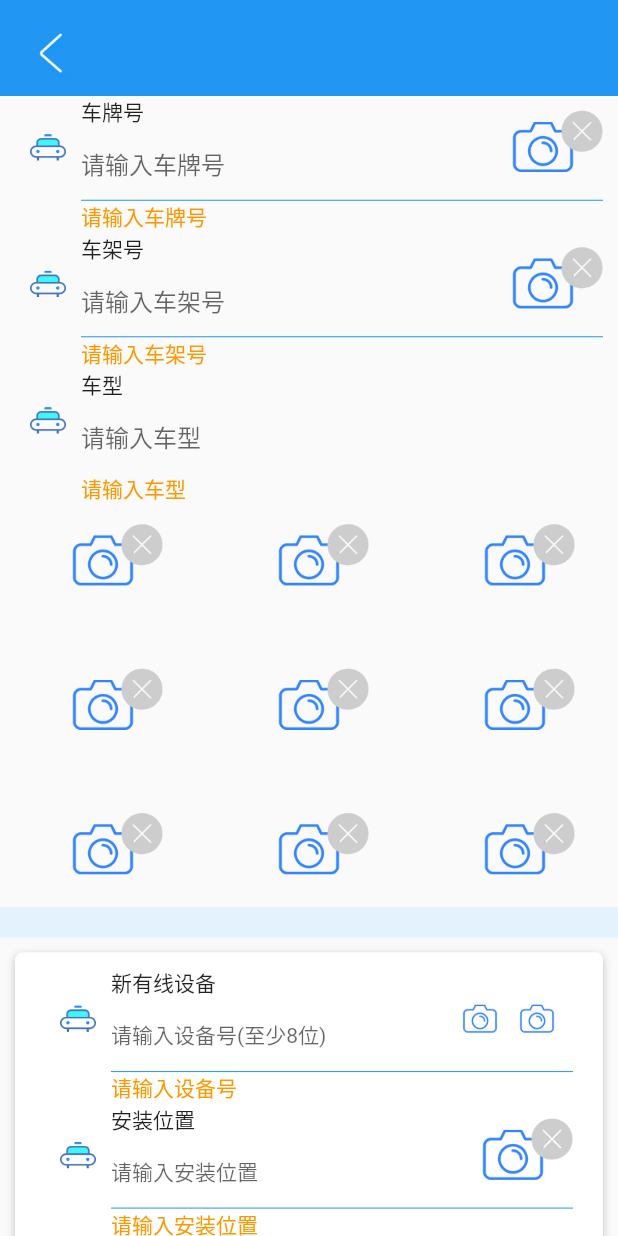
After one commit to cookiemouse/dispatch_flutter, a Flutter app: the StartPage screen opened by its route, after a tap on an icon or button, on a phone screen of 412 x 824 dp. The commit adds this screen. Run offline on Flutter 3.47's test engine with Material 2 defaults, Android fonts, the phone set to English and light mode, and no system bars.

Commit message:
添加InstallPage

```diff
--- a/lib/main.dart
+++ b/lib/main.dart
@@ -7,6 +7,7 @@ import 'pages/ModifyPasswordPage.dart';
 import 'pages/StartPage.dart';
 import 'pages/ChoiceWorkerPage.dart';
 import 'pages/StatisticsPage.dart';
+import 'pages/InstallPage.dart';
 
 ManagerHomePage _mManagerHomePage = new ManagerHomePage(page: 0,);
 WorkerHomePage _mWorkerHomePage = new WorkerHomePage(page: 0,);
@@ -23,6 +24,7 @@ void main() => runApp(new MaterialApp(
         '/start': (context) => new StartPage(),
         '/choiceworker': (context) => new ChoiceWorkerPage(),
         '/statistics': (context) => new StatisticsPage(isManager: false,),
+        '/install': (context) => new InstallPage(),
         '/test': (context) => new TestPage(),
       },
     ));
--- /dev/null
+++ b/lib/pages/InstallPage.dart
@@ -0,0 +1,562 @@
+import 'package:flutter/material.dart';
+import '../resources/ModuleDecoration.dart';
+import '../resources/ModuleBorder.dart';
+import '../widgets/ModuleTitleBack.dart';
+
+class InstallPage extends StatefulWidget {
+  @override
+  State createState() {
+    return new _InstallPageState();
+  }
+}
+
+class _InstallPageState extends State {
+  Widget carNo() {
+    return new Container(
+      padding: const EdgeInsets.only(left: 20.0, right: 10.0),
+      child: new Column(
+        children: <Widget>[
+          new Row(
+            children: <Widget>[
+              new Image.asset(
+                'images/module_all_icon_carno.png',
+                height: 24.0,
+                width: 24.0,
+              ),
+              new Expanded(
+                child: new Container(
+                  margin: const EdgeInsets.only(left: 10.0),
+                  child: new Column(
+                    children: <Widget>[
+                      new Align(
+                        child: new Text('车牌号'),
+                        alignment: Alignment.centerLeft,
+                      ),
+                      new Row(
+                        children: <Widget>[
+                          new Expanded(
+                            child: new TextField(
+                              decoration: new InputDecoration(
+                                  contentPadding: const EdgeInsets.only(
+                                      top: 1.0, bottom: 1.0),
+                                  labelStyle: new TextStyle(height: 0.0),
+                                  helperStyle: new TextStyle(height: 0.0),
+                                  hintText: '请输入车牌号',
+                                  border: InputBorder.none),
+                            ),
+                          ),
+                        ],
+                      ),
+                    ],
+                  ),
+                ),
+              ),
+              new Container(
+                child: new Stack(
+                  alignment: Alignment.topRight,
+                  children: <Widget>[
+                    new Image.asset(
+                      'images/mojule_all_icon_camera.png',
+                      height: 50.0,
+                      width: 80.0,
+                    ),
+                    new Image.asset(
+                      'images/module_install_pic_icon_delete.png',
+                      width: 28.0,
+                      height: 28.0,
+                    ),
+                  ],
+                ),
+              ),
+            ],
+          ),
+          new Container(
+            margin: const EdgeInsets.only(left: 34.0),
+            child: new Divider(
+              height: 1.0,
+              color: Colors.blue,
+            ),
+          ),
+          new Container(
+            margin: const EdgeInsets.only(left: 34.0),
+            child: new Align(
+              alignment: Alignment.centerLeft,
+              child: new Text(
+                '请输入车牌号',
+                style: new TextStyle(color: Colors.orange),
+              ),
+            ),
+          ),
+        ],
+      ),
+    );
+  }
+
+  Widget carFrame() {
+    return new Container(
+      padding: const EdgeInsets.only(left: 20.0, right: 10.0),
+      child: new Column(
+        children: <Widget>[
+          new Row(
+            children: <Widget>[
+              new Image.asset(
+                'images/module_all_icon_carno.png',
+                height: 24.0,
+                width: 24.0,
+              ),
+              new Expanded(
+                child: new Container(
+                  margin: const EdgeInsets.only(left: 10.0),
+                  child: new Column(
+                    children: <Widget>[
+                      new Align(
+                        child: new Text('车架号'),
+                        alignment: Alignment.centerLeft,
+                      ),
+                      new Row(
+                        children: <Widget>[
+                          new Expanded(
+                            child: new TextField(
+                              decoration: new InputDecoration(
+                                  contentPadding: const EdgeInsets.only(
+                                      top: 1.0, bottom: 1.0),
+                                  labelStyle: new TextStyle(height: 0.0),
+                                  helperStyle: new TextStyle(height: 0.0),
+                                  hintText: '请输入车架号',
+                                  border: InputBorder.none),
+                            ),
+                          ),
+                        ],
+                      ),
+                    ],
+                  ),
+                ),
+              ),
+              new Container(
+                child: new Stack(
+                  alignment: Alignment.topRight,
+                  children: <Widget>[
+                    new Image.asset(
+                      'images/mojule_all_icon_camera.png',
+                      height: 50.0,
+                      width: 80.0,
+                    ),
+                    new Image.asset(
+                      'images/module_install_pic_icon_delete.png',
+                      width: 28.0,
+                      height: 28.0,
+                    ),
+                  ],
+                ),
+              ),
+            ],
+          ),
+          new Container(
+            margin: const EdgeInsets.only(left: 34.0),
+            child: new Divider(
+              height: 1.0,
+              color: Colors.blue,
+            ),
+          ),
+          new Container(
+            margin: const EdgeInsets.only(left: 34.0),
+            child: new Align(
+              alignment: Alignment.centerLeft,
+              child: new Text(
+                '请输入车架号',
+                style: new TextStyle(color: Colors.orange),
+              ),
+            ),
+          ),
+        ],
+      ),
+    );
+  }
+
+  Widget carModel() {
+    return new Container(
+      padding: const EdgeInsets.only(left: 20.0, right: 10.0),
+      child: new Column(
+        children: <Widget>[
+          new Row(
+            children: <Widget>[
+              new Image.asset(
+                'images/module_all_icon_carno.png',
+                height: 24.0,
+                width: 24.0,
+              ),
+              new Expanded(
+                child: new Container(
+                  margin: const EdgeInsets.only(left: 10.0),
+                  child: new Column(
+                    children: <Widget>[
+                      new Align(
+                        child: new Text('车型'),
+                        alignment: Alignment.centerLeft,
+                      ),
+                      new Row(
+                        children: <Widget>[
+                          new Expanded(
+                            child: new TextField(
+                              decoration: new InputDecoration(
+                                  contentPadding: const EdgeInsets.only(
+                                      top: 1.0, bottom: 1.0),
+                                  labelStyle: new TextStyle(height: 0.0),
+                                  helperStyle: new TextStyle(height: 0.0),
+                                  hintText: '请输入车型',
+                                  border: InputBorder.none),
+                            ),
+                          ),
+                        ],
+                      ),
+                    ],
+                  ),
+                ),
+              ),
+            ],
+          ),
+          new Container(
+            margin: const EdgeInsets.only(left: 34.0),
+            child: new Align(
+              alignment: Alignment.centerLeft,
+              child: new Text(
+                '请输入车型',
+                style: new TextStyle(color: Colors.orange),
+              ),
+            ),
+          ),
+        ],
+      ),
+    );
+  }
+
+  Widget carPic() {
+    return new Container(
+      height: 300.0,
+      child: new GridView.builder(
+        itemCount: 9,
+        gridDelegate:
+            new SliverGridDelegateWithFixedCrossAxisCount(crossAxisCount: 3),
+        itemBuilder: (context, index) => new Center(
+              child: new Text('item $index'),
+            ),
+      ),
+    );
+  }
+
+  Widget makeItem(BuildContext context, int index) {
+    return new Container(
+      decoration: ModuleDecoration.itemRoundRectShadowDecoration(),
+      margin: const EdgeInsets.only(
+          left: 10.0, right: 10.0, top: 10.0, bottom: 40.0),
+      padding: const EdgeInsets.only(left: 20.0, right: 10.0),
+      child: new Column(
+        children: <Widget>[
+          new Row(
+            children: <Widget>[
+              new Image.asset(
+                'images/module_all_icon_carno.png',
+                height: 24.0,
+                width: 24.0,
+              ),
+              new Expanded(
+                child: new Container(
+                  margin: const EdgeInsets.only(left: 10.0),
+                  child: new Column(
+                    children: <Widget>[
+                      new Align(
+                        child: new Text('新有线设备'),
+                        alignment: Alignment.centerLeft,
+                      ),
+                      new Row(
+                        children: <Widget>[
+                          new Expanded(
+                            child: new TextField(
+                              decoration: new InputDecoration(
+                                  contentPadding: const EdgeInsets.only(
+                                      top: 1.0, bottom: 1.0),
+                                  hintText: '请输入设备号(至少8位)',
+                                  hintStyle: new TextStyle(fontSize: 14.0),
+                                  border: InputBorder.none),
+                            ),
+                          ),
+                        ],
+                      ),
+                    ],
+                  ),
+                ),
+              ),
+              new Container(
+                padding: const EdgeInsets.only(right: 10.0),
+                child: new Image.asset(
+                  'images/mojule_all_icon_camera.png',
+                  height: 28.0,
+                  width: 28.0,
+                ),
+              ),
+              new Container(
+                padding: const EdgeInsets.only(right: 10.0),
+                child: new Image.asset(
+                  'images/mojule_all_icon_camera.png',
+                  height: 28.0,
+                  width: 28.0,
+                ),
+              ),
+            ],
+          ),
+          new Container(
+            margin: const EdgeInsets.only(left: 34.0),
+            child: new Divider(
+              height: 1.0,
+              color: Colors.blue,
+            ),
+          ),
+          new Container(
+            margin: const EdgeInsets.only(left: 34.0),
+            child: new Align(
+              alignment: Alignment.centerLeft,
+              child: new Text(
+                '请输入设备号',
+                style: new TextStyle(color: Colors.orange),
+              ),
+            ),
+          ),
+          new Row(
+            children: <Widget>[
+              new Image.asset(
+                'images/module_all_icon_carno.png',
+                height: 24.0,
+                width: 24.0,
+              ),
+              new Expanded(
+                child: new Container(
+                  margin: const EdgeInsets.only(left: 10.0),
+                  child: new Column(
+                    children: <Widget>[
+                      new Align(
+                        child: new Text('安装位置'),
+                        alignment: Alignment.centerLeft,
+                      ),
+                      new Row(
+                        children: <Widget>[
+                          new Expanded(
+                            child: new TextField(
+                              decoration: new InputDecoration(
+                                  contentPadding: const EdgeInsets.only(
+                                      top: 1.0, bottom: 1.0),
+                                  hintText: '请输入安装位置',
+                                  hintStyle: new TextStyle(fontSize: 14.0),
+                                  border: InputBorder.none),
+                            ),
+                          ),
+                        ],
+                      ),
+                    ],
+                  ),
+                ),
+              ),
+              new Container(
+                child: new Stack(
+                  alignment: Alignment.topRight,
+                  children: <Widget>[
+                    new Image.asset(
+                      'images/mojule_all_icon_camera.png',
+                      height: 50.0,
+                      width: 80.0,
+                    ),
+                    new Image.asset(
+                      'images/module_install_pic_icon_delete.png',
+                      width: 28.0,
+                      height: 28.0,
+                    ),
+                  ],
+                ),
+              ),
+            ],
+          ),
+          new Container(
+            margin: const EdgeInsets.only(left: 34.0),
+            child: new Divider(
+              height: 1.0,
+              color: Colors.blue,
+            ),
+          ),
+          new Container(
+            margin: const EdgeInsets.only(left: 34.0),
+            child: new Align(
+              alignment: Alignment.centerLeft,
+              child: new Text(
+                '请输入安装位置',
+                style: new TextStyle(color: Colors.orange),
+              ),
+            ),
+          ),
+          new Row(
+            children: <Widget>[
+              new Image.asset(
+                'images/module_all_icon_carno.png',
+                height: 24.0,
+                width: 24.0,
+              ),
+              new Expanded(
+                child: new Container(
+                  margin: const EdgeInsets.only(left: 10.0),
+                  child: new Column(
+                    children: <Widget>[
+                      new Align(
+                        child: new Text('接线图'),
+                        alignment: Alignment.centerLeft,
+                      ),
+                      new Align(
+                        child: new Text(
+                          '请输入设备号',
+                          style: new TextStyle(color: Colors.orange),
+                        ),
+                        alignment: Alignment.centerLeft,
+                      ),
+                    ],
+                  ),
+                ),
+              ),
+              new Container(
+                child: new Stack(
+                  alignment: Alignment.topRight,
+                  children: <Widget>[
+                    new Image.asset(
+                      'images/mojule_all_icon_camera.png',
+                      height: 50.0,
+                      width: 80.0,
+                    ),
+                    new Image.asset(
+                      'images/module_install_pic_icon_delete.png',
+                      width: 28.0,
+                      height: 28.0,
+                    ),
+                  ],
+                ),
+              ),
+            ],
+          ),
+        ],
+      ),
+    );
+  }
+
+  @override
+  Widget build(BuildContext context) {
+    return new Scaffold(
+      body: new Column(
+        children: <Widget>[
+          new ModuleTitleBack(
+            color: Colors.blue,
+          ),
+//          new Expanded(child: carPic()),
+          new Expanded(
+            child: new CustomScrollView(
+              slivers: <Widget>[
+                //  车牌号
+                new SliverList(
+                  delegate: new SliverChildBuilderDelegate(
+                    (BuildContext context, int index) {
+                      return carNo();
+                    },
+                    childCount: 1,
+                  ),
+                ),
+
+                //  车架号
+                new SliverList(
+                  delegate: new SliverChildBuilderDelegate(
+                    (BuildContext context, int index) {
+                      return carFrame();
+                    },
+                    childCount: 1,
+                  ),
+                ),
+
+                //  车型
+                new SliverList(
+                  delegate: new SliverChildBuilderDelegate(
+                    (BuildContext context, int index) {
+                      return carModel();
+                    },
+                    childCount: 1,
+                  ),
+                ),
+
+                // 车辆图片
+                new SliverGrid(
+                  gridDelegate: new SliverGridDelegateWithMaxCrossAxisExtent(
+                    maxCrossAxisExtent: 160.0,
+                    mainAxisSpacing: 20.0,
+                    crossAxisSpacing: 0.0,
+                    childAspectRatio: 1.8,
+                  ),
+                  delegate: new SliverChildBuilderDelegate(
+                    (BuildContext context, int index) {
+                      return new Center(
+                          child: new Stack(
+                        alignment: Alignment.topRight,
+                        children: <Widget>[
+                          new Image.asset(
+                            'images/mojule_all_icon_camera.png',
+                            height: 50.0,
+                            width: 80.0,
+                          ),
+                          new Image.asset(
+                            'images/module_install_pic_icon_delete.png',
+                            width: 28.0,
+                            height: 28.0,
+                          ),
+                        ],
+                      ));
+                    },
+                    childCount: 9,
+                  ),
+                ),
+
+                //  分割线
+                new SliverList(
+                  delegate: new SliverChildBuilderDelegate(
+                    (BuildContext context, int index) {
+                      return Container(
+                        height: 20.0,
+                        color: Colors.blue[50],
+                      );
+                    },
+                    childCount: 1,
+                  ),
+                ),
+
+                //  设备列表
+                new SliverList(
+                  delegate:
+                      new SliverChildBuilderDelegate(makeItem, childCount: 5),
+                ),
+
+                //  按钮
+                new SliverList(
+                  delegate: new SliverChildBuilderDelegate(
+                    (BuildContext context, int index) {
+                      return new Container(
+                        height: 45.0,
+                        margin: const EdgeInsets.only(left: 90.0, right: 90.0, top: 20.0, bottom: 60.0),
+                        child: new RaisedButton(
+                          color: Colors.blue[400],
+                          child: new Text('保存', style: new TextStyle(color: Colors.white),),
+                          shape: ModuleBorder.buttonRoundBorder(),
+                          onPressed: () {},
+                        ),
+                      );
+                    },
+                    childCount: 1,
+                  ),
+                ),
+              ],
+            ),
+          ),
+        ],
+      ),
+    );
+  }
+}
--- a/lib/pages/StartPage.dart
+++ b/lib/pages/StartPage.dart
@@ -1,6 +1,7 @@
 import 'package:flutter/material.dart';
 import '../widgets/ModuleTitleBack.dart';
 import '../resources/ModuleDecoration.dart';
+import '../resources/ModuleBorder.dart';
 
 class StartPage extends StatefulWidget {
   @override
@@ -11,7 +12,8 @@ class StartPage extends StatefulWidget {
 
 class _StartPageState extends State<StartPage> {
   Widget makeItem(BuildContext context, int index) {
-    Widget item = new Container(
+    Widget item = new GestureDetector(
+      child: new Container(
         margin: const EdgeInsets.all(10.0),
         padding: const EdgeInsets.all(5.0),
         decoration: ModuleDecoration.itemRoundRectDecorationGradientBlue(),
@@ -47,9 +49,12 @@ class _StartPageState extends State<StartPage> {
             new TextSpan(text: ' 个'),
           ]),
         ),
+      ),
+      onTap: () {
+        Navigator.pushNamed(context, '/install');
+      },
     );
 
-    Radius radius = new Radius.circular(30.0);
     Widget button = new Container(
         margin: const EdgeInsets.only(
             left: 80.0, right: 80.0, bottom: 100.0, top: 30.0),
@@ -63,10 +68,7 @@ class _StartPageState extends State<StartPage> {
                 ),
               ),
               color: Colors.blue[400],
-              shape: new RoundedRectangleBorder(
-                borderRadius: new BorderRadius.all(radius),
-                side: new BorderSide(color: Colors.blue[300], width: 1.0),
-              ),
+              shape: ModuleBorder.buttonRoundBorder(),
               onPressed: () {}),
         ));
 
--- /dev/null
+++ b/lib/resources/ModuleBorder.dart
@@ -0,0 +1,11 @@
+import 'package:flutter/material.dart';
+
+class ModuleBorder {
+  static buttonRoundBorder() {
+    Radius radius = new Radius.circular(30.0);
+    return new RoundedRectangleBorder(
+      borderRadius: new BorderRadius.all(radius),
+      side: new BorderSide(color: Colors.blue[400], width: 1.0),
+    );
+  }
+}
--- a/lib/resources/ModuleDecoration.dart
+++ b/lib/resources/ModuleDecoration.dart
@@ -5,6 +5,20 @@ class ModuleDecoration {
     Radius radius = new Radius.circular(5.0);
     return new ShapeDecoration(
       color: Colors.white,
+      shape: new RoundedRectangleBorder(
+        borderRadius: new BorderRadius.all(radius),
+        side: new BorderSide(color: Colors.transparent, width: 10.0),
+      ),
+    );
+  }
+
+  static itemRoundRectShadowDecoration() {
+    Radius radius = new Radius.circular(5.0);
+    return new ShapeDecoration(
+      color: Colors.white,
+      shadows: <BoxShadow>[
+        new BoxShadow(color: Colors.grey[400], blurRadius: 4.0, offset: new Offset(0.0, 2.0)),
+      ],
       shape: new RoundedRectangleBorder(
         borderRadius: new BorderRadius.all(radius),
         side: new BorderSide(color: Colors.transparent, width: 10.0),
--- a/pubspec.yaml
+++ b/pubspec.yaml
@@ -42,6 +42,9 @@ flutter:
       - images/module_all_icon_popup.png
       - images/module_all_icon_locate.png
       - images/module_all_icon_back.png
+      - images/module_install_pic_icon_delete.png
+      - images/module_all_icon_carno.png
+      - images/mojule_all_icon_camera.png
 
     # HomePage导航
       - images/module_home_page_handing_true.png
```
Also changed, not shown: images/module_all_icon_carno.png (added), images/module_install_pic_icon_delete.png (added), images/mojule_all_icon_camera.png (added). Lines whose indentation alone changed are shown as unchanged.
